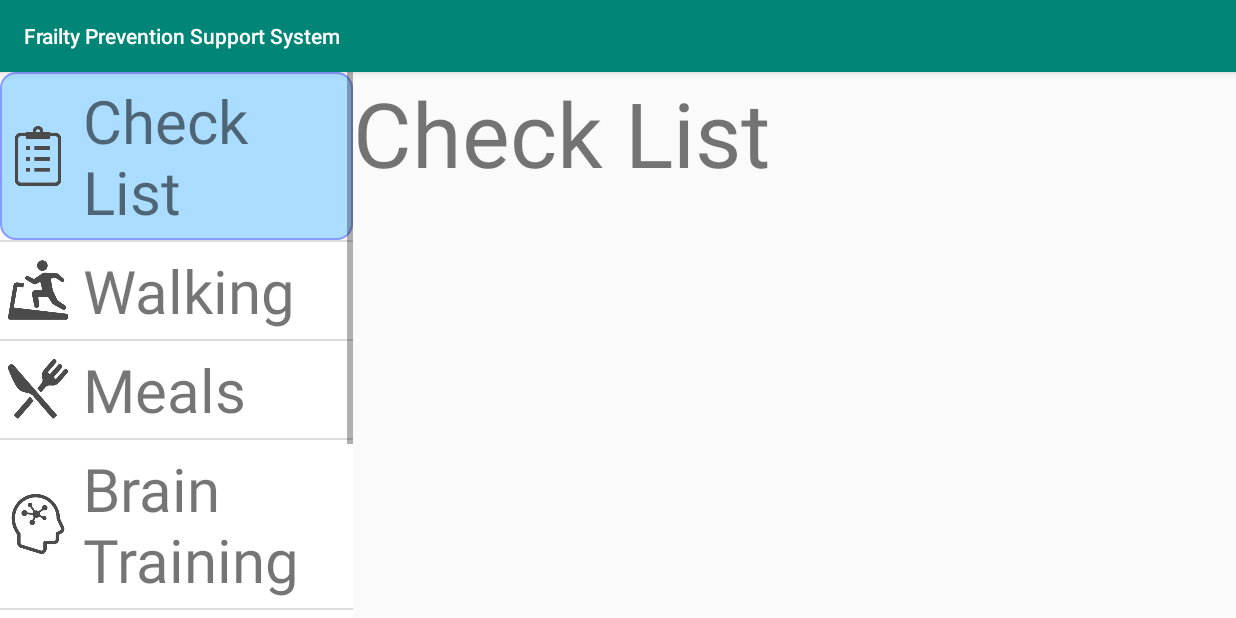
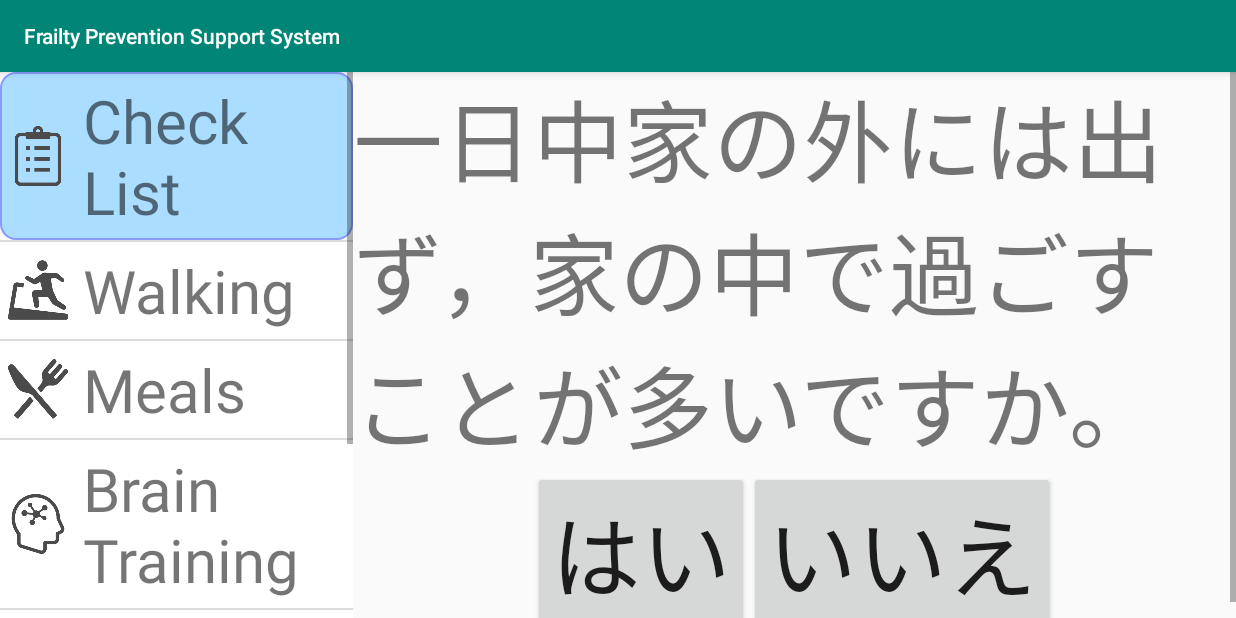
Before and after one commit to oklb2018st07/FrailtyPreventionSupportSystem, an Android app: the screen it shows after launch (MainActivity), after a tap on "Check List", on a phone screen of 824 x 412 dp (held sideways). Run offline under Robolectric (Android 15) with nearby library versions, the light colour scheme and no system bars.

Commit message:
Convert views to fragments

```diff
--- a/app/src/main/java/com/oklb2018/frailtypreventionsupportsystem/MainActivity.kt
+++ b/app/src/main/java/com/oklb2018/frailtypreventionsupportsystem/MainActivity.kt
@@ -5,27 +5,29 @@ import android.content.Context
 import android.graphics.BitmapFactory
 import android.support.v7.app.AppCompatActivity
 import android.os.Bundle
-import android.util.Log
 import android.view.LayoutInflater
 import android.view.View
 import android.view.ViewGroup
 import android.widget.*
+import com.oklb2018.frailtypreventionsupportsystem.fragments.ChecklistFragment
+import com.oklb2018.frailtypreventionsupportsystem.fragments.WalkingFragment
 import kotlinx.android.synthetic.main.activity_main.*
+
 
 class MainActivity : AppCompatActivity() {
 
-    val titles = listOf("Check List", "Walking", "Meals", "Brain Training", "My Data", "Find Activity")
+    private val titles = listOf("Check List", "Walking", "Meals", "Brain Training", "My Data", "Find Activity")
 
     /**
      * 下記より拝借
      * http://icooon-mono.com/
      */
-    val images = listOf(
+    private val images = listOf(
         R.drawable.icon01, R.drawable.icon02, R.drawable.icon03,
         R.drawable.icon04, R.drawable.icon05, R.drawable.icon06
     )
 
-    val menus = List(titles.size) { i -> MenuListData(titles[i], images[i]) }
+    private val menus = List(titles.size) { i -> MenuListData(titles[i], images[i]) }
 
     /**
      * 周知の通り，onCreate
@@ -36,48 +38,34 @@ class MainActivity : AppCompatActivity() {
         super.onCreate(savedInstanceState)
         setContentView(R.layout.activity_main)
 
+
         val menuListAdapter = MenuListAdapter(this, menus)
         listView1.adapter = menuListAdapter
 
         listView1.setOnItemClickListener { parent, view, pos, id ->
             run {
-                Log.d("MainActivity", "item click, pos = $pos, id = $id")
                 for (v in parent.touchables) v.setBackgroundResource(R.drawable.colored_rectangler_00)
                 parent.getChildAt(pos).setBackgroundResource(R.drawable.colored_rectangler_01)
                 when (id) {
                     0L -> {
-                        Log.d("MainActivity", "check, pos = $pos, id = $id")
-                        subContentArea.removeAllViews()
-                        layoutInflater.inflate(R.layout.sub_activity_main_checklist, subContentArea)
+                        val fragmentTransaction = supportFragmentManager.beginTransaction()
+                        fragmentTransaction.replace(R.id.subContentArea, ChecklistFragment())
+                        fragmentTransaction.commit()
                     }
                     1L -> {
-                        Log.d("MainActivity", "walk, pos = $pos, id = $id")
-                        subContentArea.removeAllViews()
-                        layoutInflater.inflate(R.layout.sub_activity_main_walking, subContentArea)
+                        val fragmentTransaction = supportFragmentManager.beginTransaction()
+                        fragmentTransaction.replace(R.id.subContentArea, WalkingFragment())
+                        fragmentTransaction.commit()
                     }
                     2L -> {
-                        Log.d("MainActivity", "walk, pos = $pos, id = $id")
-                        subContentArea.removeAllViews()
-                        layoutInflater.inflate(R.layout.sub_activity_main_meals, subContentArea)
                     }
                     3L -> {
-                        Log.d("MainActivity", "walk, pos = $pos, id = $id")
-                        subContentArea.removeAllViews()
-                        layoutInflater.inflate(R.layout.sub_activity_main_brain_training, subContentArea)
                     }
                     4L -> {
-                        Log.d("MainActivity", "walk, pos = $pos, id = $id")
-                        subContentArea.removeAllViews()
-                        layoutInflater.inflate(R.layout.sub_activity_main_user_data, subContentArea)
                     }
                     5L -> {
-                        Log.d("MainActivity", "walk, pos = $pos, id = $id")
-                        subContentArea.removeAllViews()
-                        layoutInflater.inflate(R.layout.sub_activity_main_find_community, subContentArea)
                     }
                     else -> {
-                        Log.d("MainActivity", "else, pos = $pos, id = $id")
-                        subContentArea.removeAllViews()
                     }
                 }
             }
--- /dev/null
+++ b/app/src/main/java/com/oklb2018/frailtypreventionsupportsystem/fragments/ChecklistFragment.kt
@@ -0,0 +1,58 @@
+package com.oklb2018.frailtypreventionsupportsystem.fragments
+
+import android.os.Bundle
+import android.support.v4.app.Fragment
+import android.util.Log
+import android.view.ViewGroup
+import android.view.LayoutInflater
+import android.view.View
+import com.oklb2018.frailtypreventionsupportsystem.R
+import kotlinx.android.synthetic.main.sub_activity_main_checklist.*
+
+
+class ChecklistFragment : Fragment() {
+
+    override fun onCreateView(inflater: LayoutInflater, container: ViewGroup?, savedInstanceState: Bundle?): View? {
+        return inflater.inflate(R.layout.sub_activity_main_checklist, container, false)
+    }
+
+    override fun onActivityCreated(savedInstanceState: Bundle?) {
+        super.onActivityCreated(savedInstanceState)
+        setCheckList()
+    }
+
+    private val questions = listOf(
+        "一日中家の外には出ず，家の中で過ごすことが多いですか。",
+        "ふだん，仕事，買い物，散歩，通院などで外出する頻度はどれくらいですか。",
+        "家の中あるいは家の外で，趣味・楽しみ・好きでやっていることがありますか。",
+        "親しくお話ができる近所の人はいますか。",
+        "近所の人以外で，親しく行き来するような友達，別居家族または親戚はいますか。",
+        "この一年間に転んだことがありますか。",
+        "1 km ぐらいの距離を，不自由なく続けて歩くことができますか。",
+        "本が読める程度に，目は普通に見えますか。眼鏡を使った状態でも構いません。",
+        "家の中でよくつまずいたり，滑ったりしますか。",
+        "転ぶことが怖くて外出を控えることがありますか。",
+        "この一年間に入院したことがありますか。",
+        "最近食欲はありますか。",
+        "現在，たくあん程度のかたさの食べ物が噛めますか。",
+        "この 6 か月間に 3 kg 以上の体重減少がありましたか。",
+        "この 6 か月間に，以前に比べてからだの筋肉や脂肪が落ちてきたと思いますか。"
+    )
+
+    private fun setCheckList(currentIndex: Int = 0) {
+        checklistQuestionText.text = questions[currentIndex]
+        checklistButton01.setOnClickListener { _ ->
+            run {
+                Log.d("a", "pressed button yes")
+                setCheckList(currentIndex + 1)
+            }
+        }
+        checklistButton02.setOnClickListener { view ->
+            run {
+                Log.d("a", "pressed button yes")
+                setCheckList(currentIndex + 1)
+            }
+        }
+
+    }
+}
--- a/app/src/main/res/layout/activity_main.xml
+++ b/app/src/main/res/layout/activity_main.xml
@@ -20,12 +20,7 @@
             android:layout_width="0dp"
             android:layout_height="match_parent"
             android:layout_weight="10"
-            android:id="@+id/subContentArea">
-        <TextView
-                android:layout_width="match_parent"
-                android:layout_height="wrap_content"
-                android:text="My test"/>
-
-    </LinearLayout>
+            android:id="@+id/subContentArea"
+            android:orientation="horizontal"/>
 
 </LinearLayout>
--- a/app/src/main/res/layout/sub_activity_main_checklist.xml
+++ b/app/src/main/res/layout/sub_activity_main_checklist.xml
@@ -4,13 +4,35 @@
         xmlns:tools="http://schemas.android.com/tools"
         android:layout_width="match_parent"
         android:layout_height="match_parent"
-        tools:context=".MainActivity"
-        android:orientation="horizontal"
+        tools:context=".fragments.ChecklistFragment"
+        android:orientation="vertical"
         android:paddingLeft="0dp"
         android:paddingRight="0dp">
 
-    <TextView android:layout_width="wrap_content" android:layout_height="wrap_content"
-              android:text="Check List"
-              android:textSize="60dp"/>
+    <ScrollView android:layout_width="match_parent" android:layout_height="match_parent">
+
+        <LinearLayout android:layout_width="match_parent" android:layout_height="match_parent"
+                      android:orientation="vertical">
+
+            <TextView android:layout_width="wrap_content" android:layout_height="wrap_content"
+                      android:text="Check List"
+                      android:textSize="60dp"
+                      android:layout_gravity="center_horizontal"
+                      android:id="@+id/checklistQuestionText"/>
+
+            <LinearLayout android:layout_width="wrap_content" android:layout_height="wrap_content"
+                          android:layout_gravity="center">
+                <Button android:layout_width="wrap_content" android:layout_height="wrap_content"
+                        android:text="はい"
+                        android:id="@+id/checklistButton01"
+                        android:textSize="60dp"/>
+                <Button android:layout_width="wrap_content" android:layout_height="wrap_content"
+                        android:text="いいえ"
+                        android:id="@+id/checklistButton02"
+                        android:textSize="60dp"/>
+            </LinearLayout>
+        </LinearLayout>
+
+    </ScrollView>
 
 </LinearLayout>
--- a/app/src/main/res/layout/sub_activity_main_walking.xml
+++ b/app/src/main/res/layout/sub_activity_main_walking.xml
@@ -4,13 +4,14 @@
         xmlns:tools="http://schemas.android.com/tools"
         android:layout_width="match_parent"
         android:layout_height="match_parent"
-        tools:context=".MainActivity"
+        tools:context=".fragments.WalkingFragment"
         android:orientation="horizontal"
         android:paddingLeft="0dp"
         android:paddingRight="0dp">
 
     <TextView android:layout_width="wrap_content" android:layout_height="wrap_content"
               android:text="Let's Walking!!"
-              android:textSize="60dp"/>
+              android:textSize="60dp"
+              android:id="@+id/walkingTextView"/>
 
 </LinearLayout>
```
Also changed, not shown: app/src/main/java/com/oklb2018/frailtypreventionsupportsystem/fragments/WalkingFragment.kt (added, +16 -0 lines).
